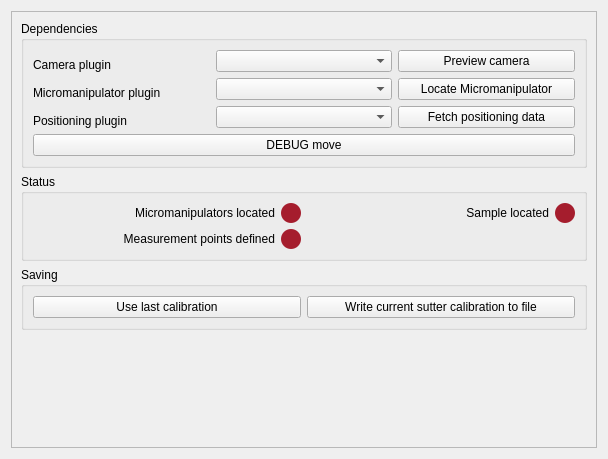
First picture: the form in plugins/affineMove/affinemove_Settings.ui, repository pyIVLS/pyIVLS, before the edit.
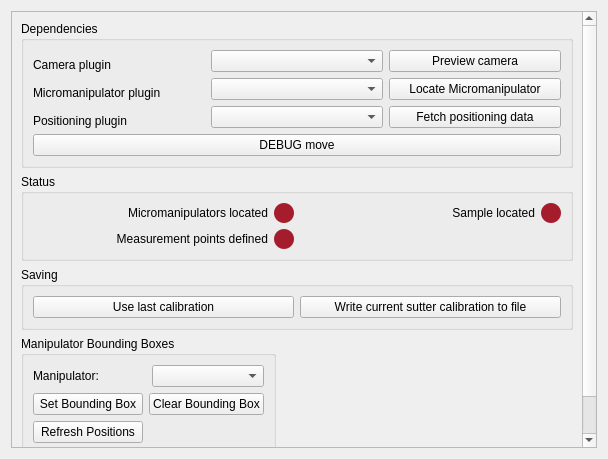
Second picture: the form after the edit.

```diff
--- a/plugins/affineMove/affinemove_Settings.ui
+++ b/plugins/affineMove/affinemove_Settings.ui
@@ -255,6 +255,77 @@
          </layout>
         </widget>
        </item>
+       <item>
+        <widget class="QGroupBox" name="boundingBoxGroupBox">
+         <property name="title">
+          <string>Manipulator Bounding Boxes</string>
+         </property>
+         <layout class="QVBoxLayout" name="verticalLayout_3">
+          <item>
+           <layout class="QHBoxLayout" name="horizontalLayout_4">
+            <item>
+             <widget class="QLabel" name="manipulatorLabel">
+              <property name="text">
+               <string>Manipulator:</string>
+              </property>
+             </widget>
+            </item>
+            <item>
+             <widget class="QComboBox" name="manipulatorComboBox">
+              <property name="toolTip">
+               <string>Select which manipulator to set bounding box for</string>
+              </property>
+             </widget>
+            </item>
+           </layout>
+          </item>
+          <item>
+           <layout class="QGridLayout" name="gridLayout_6">
+            <item row="0" column="0">
+             <widget class="QPushButton" name="setBoundingBoxButton">
+              <property name="text">
+               <string>Set Bounding Box</string>
+              </property>
+              <property name="toolTip">
+               <string>Click 4 points on the camera view to define a bounding box</string>
+              </property>
+             </widget>
+            </item>
+            <item row="0" column="1">
+             <widget class="QPushButton" name="clearBoundingBoxButton">
+              <property name="text">
+               <string>Clear Bounding Box</string>
+              </property>
+              <property name="toolTip">
+               <string>Remove the bounding box for the selected manipulator</string>
+              </property>
+             </widget>
+            </item>
+            <item row="1" column="0">
+             <widget class="QPushButton" name="refreshPositionsButton">
+              <property name="text">
+               <string>Refresh Positions</string>
+              </property>
+              <property name="toolTip">
+               <string>Update cached manipulator positions from hardware</string>
+              </property>
+             </widget>
+            </item>
+           </layout>
+          </item>
+          <item>
+           <widget class="QCheckBox" name="showBoundingBoxesCheckBox">
+            <property name="text">
+             <string>Show bounding boxes on camera view</string>
+            </property>
+            <property name="checked">
+             <bool>true</bool>
+            </property>
+           </widget>
+          </item>
+         </layout>
+        </widget>
+       </item>
       </layout>
      </widget>
     </widget>
```
